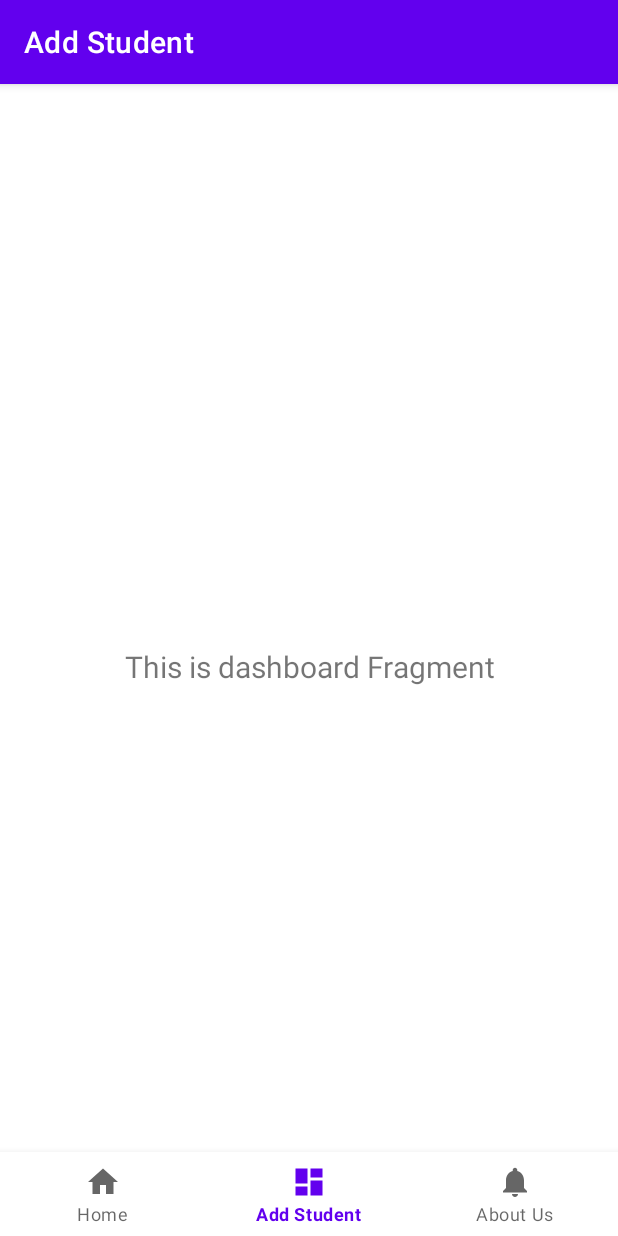
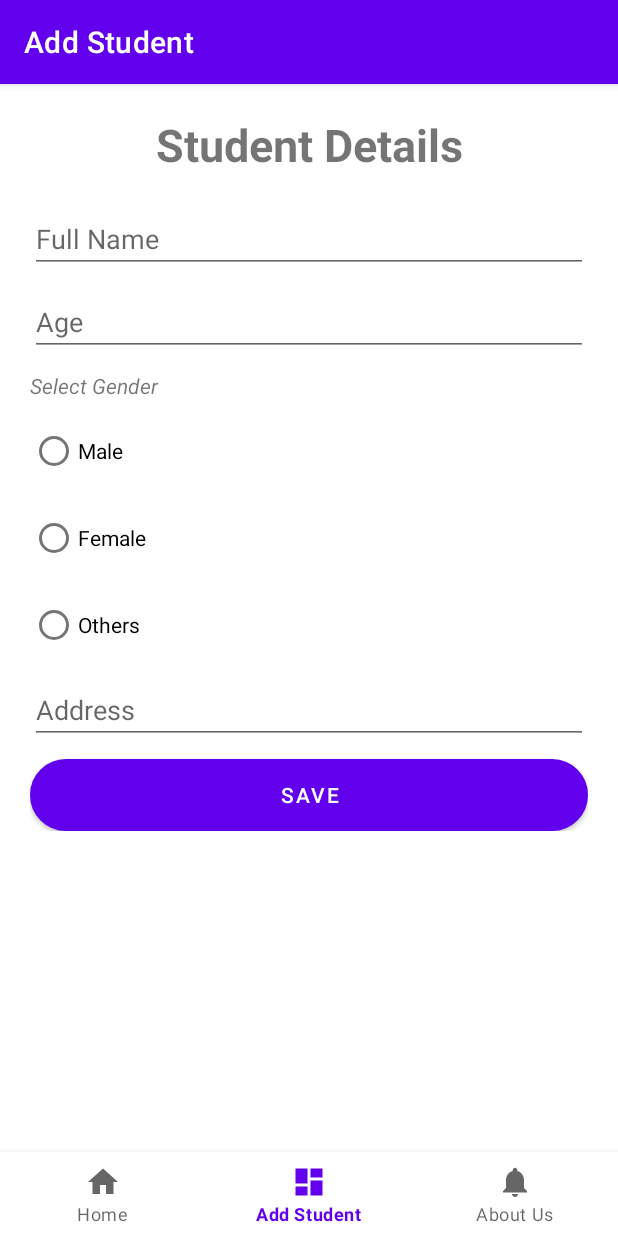
Before and after one commit to pSaurav10/SoftUserWeek6, an Android app: the DashboardFragment screen opened through its navigation route, on a phone screen of 412 x 824 dp. Run offline under Robolectric (Android 15) with nearby library versions, the phone set to English and light mode, and no system bars; our stand-ins replace navigation-ui.

```diff
--- a/app/src/main/java/com/example/softuserassignment/adapter/UserAdapter.kt
+++ b/app/src/main/java/com/example/softuserassignment/adapter/UserAdapter.kt
@@ -4,6 +4,7 @@ import android.content.Context
 import android.view.LayoutInflater
 import android.view.View
 import android.view.ViewGroup
+import android.widget.ImageButton
 import android.widget.ImageView
 import android.widget.TextView
 import android.widget.Toast
@@ -21,7 +22,7 @@ class UserAdapter(val User: ArrayList<User>,
         val tvAge: TextView
         val tvAddress: TextView
         val tvGender: TextView
-        val imgDelete: ImageView
+        val imgDelete: ImageButton
         init {
             imgProfile = view.findViewById(R.id.imgProfile)
             tvName = view.findViewById(R.id.tvName)
--- a/app/src/main/java/com/example/softuserassignment/ui/dashboard/DashboardFragment.kt
+++ b/app/src/main/java/com/example/softuserassignment/ui/dashboard/DashboardFragment.kt
@@ -1,31 +1,94 @@
 package com.example.softuserassignment.ui.dashboard
 
+import android.content.Context
 import android.os.Bundle
+import android.text.TextUtils
 import android.view.LayoutInflater
 import android.view.View
 import android.view.ViewGroup
+import android.widget.*
 import android.widget.TextView
 import androidx.fragment.app.Fragment
 import androidx.lifecycle.Observer
 import androidx.lifecycle.ViewModelProvider
+import com.example.softuserassignment.MainActivity
 import com.example.softuserassignment.R
+import com.example.softuserassignment.model.User
 
 class DashboardFragment : Fragment() {
 
-    private lateinit var dashboardViewModel: DashboardViewModel
+    private lateinit var etName: EditText
+    private lateinit var etAge: EditText
+    private lateinit var etAddress: EditText
+    private lateinit var rbMale: RadioButton
+    private lateinit var rbFemale: RadioButton
+    private lateinit var rbOthers: RadioButton
+    private lateinit var btnSave: Button
+    private var gender = ""
 
     override fun onCreateView(
             inflater: LayoutInflater,
             container: ViewGroup?,
             savedInstanceState: Bundle?
     ): View? {
-        dashboardViewModel =
-                ViewModelProvider(this).get(DashboardViewModel::class.java)
-        val root = inflater.inflate(R.layout.fragment_dashboard, container, false)
-        val textView: TextView = root.findViewById(R.id.text_dashboard)
-        dashboardViewModel.text.observe(viewLifecycleOwner, Observer {
-            textView.text = it
-        })
-        return root
+        val view = layoutInflater.inflate(R.layout.fragment_dashboard, container, false)
+        etName = view?.findViewById(R.id.etName) as EditText
+        etAge = view?.findViewById(R.id.etAge) as EditText
+        etAddress = view?.findViewById(R.id.etAddress) as EditText
+        rbMale = view?.findViewById(R.id.rbMale) as RadioButton
+        rbFemale = view?.findViewById(R.id.rbFemale) as RadioButton
+        rbOthers = view?.findViewById(R.id.rbOthers) as RadioButton
+        btnSave = view?.findViewById(R.id.btnSave) as Button
+        btnSave.setOnClickListener{
+            if(validate()) {
+                var name: String
+                var age: Int
+                var address: String
+
+                name = etName.text.toString()
+                age = etAge.text.toString().toInt()
+                address = etAddress.text.toString()
+                if (rbMale.isChecked){
+                    gender = "Male"
+                }else if (rbFemale.isChecked){
+                    gender = "Female"
+                }else if (rbOthers.isChecked){
+                    gender = "Others"
+                }
+                MainActivity.UserList.add(User(name, age, gender, address))
+                Toast.makeText(this@DashboardFragment.activity as Context?, "Student Added", Toast.LENGTH_SHORT).show()
+                clearText()
+                return@setOnClickListener
+            }
+        }
+        return view
+    }
+    fun validate(): Boolean {
+        var flag = true
+        if (TextUtils.isEmpty(etName.text)) {
+            etName.error = "Please enter Name"
+            etName.requestFocus()
+            return false
+        }
+        if (TextUtils.isEmpty(etAge.text)) {
+            etAge.error = "Please enter Age"
+            etAge.requestFocus()
+            return false
+        }
+        if (TextUtils.isEmpty(etAddress.text)) {
+            etAddress.error = "Please enter Address"
+            etAddress.requestFocus()
+            return false
+        }
+
+        return flag
+    }
+    fun clearText(){
+        etName!!.text.clear()
+        etAddress!!.text.clear()
+        etAge!!.text.clear()
+        rbMale!!.isChecked = false
+        rbFemale!!.isChecked = false
+        rbOthers!!.isChecked = false
     }
 }
--- /dev/null
+++ b/app/src/main/res/drawable/ic_delete1.xml
@@ -0,0 +1,5 @@
+<vector android:height="52dp" android:tint="?attr/colorControlNormal"
+    android:viewportHeight="24" android:viewportWidth="24"
+    android:width="52dp" xmlns:android="http://schemas.android.com/apk/res/android">
+    <path android:fillColor="@android:color/white" android:pathData="M6,19c0,1.1 0.9,2 2,2h8c1.1,0 2,-0.9 2,-2V7H6v12zM19,4h-3.5l-1,-1h-5l-1,1H5v2h14V4z"/>
+</vector>
--- a/app/src/main/res/layout/fragment_dashboard.xml
+++ b/app/src/main/res/layout/fragment_dashboard.xml
@@ -1,22 +1,77 @@
 <?xml version="1.0" encoding="utf-8"?>
-<androidx.constraintlayout.widget.ConstraintLayout xmlns:android="http://schemas.android.com/apk/res/android"
+<ScrollView
+    xmlns:android="http://schemas.android.com/apk/res/android"
     xmlns:app="http://schemas.android.com/apk/res-auto"
     xmlns:tools="http://schemas.android.com/tools"
     android:layout_width="match_parent"
     android:layout_height="match_parent"
     tools:context=".ui.dashboard.DashboardFragment">
 
-    <TextView
-        android:id="@+id/text_dashboard"
-        android:layout_width="match_parent"
-        android:layout_height="wrap_content"
-        android:layout_marginStart="8dp"
-        android:layout_marginTop="8dp"
-        android:layout_marginEnd="8dp"
-        android:textAlignment="center"
-        android:textSize="20sp"
-        app:layout_constraintBottom_toBottomOf="parent"
-        app:layout_constraintEnd_toEndOf="parent"
-        app:layout_constraintStart_toStartOf="parent"
-        app:layout_constraintTop_toTopOf="parent" />
-</androidx.constraintlayout.widget.ConstraintLayout>
+   <LinearLayout
+       android:layout_width="match_parent"
+       android:layout_height="match_parent"
+       android:padding="20dp"
+       android:orientation="vertical">
+       <TextView
+           android:layout_width="match_parent"
+           android:layout_height="wrap_content"
+           android:text="Student Details"
+           android:textSize="30sp"
+           android:textStyle="bold"
+           android:gravity="center"/>
+       <EditText
+           android:layout_width="match_parent"
+           android:layout_height="wrap_content"
+           android:hint="Full Name"
+           android:layout_marginTop="20dp"
+           android:id="@+id/etName"/>
+       <EditText
+           android:layout_width="match_parent"
+           android:layout_height="wrap_content"
+           android:hint="Age"
+           android:layout_marginTop="10dp"
+           android:id="@+id/etAge"/>
+       <TextView
+           android:layout_width="match_parent"
+           android:layout_height="wrap_content"
+           android:text="Select Gender"
+           android:textStyle="italic"
+           android:layout_marginTop="10dp"/>
+       <RadioGroup
+           android:layout_width="match_parent"
+           android:layout_height="wrap_content">
+           <RadioButton
+               android:layout_width="match_parent"
+               android:layout_height="wrap_content"
+               android:id="@+id/rbMale"
+               android:text="Male"
+               android:layout_marginTop="10dp"/>
+           <RadioButton
+               android:layout_width="match_parent"
+               android:layout_height="wrap_content"
+               android:id="@+id/rbFemale"
+               android:text="Female"
+               android:layout_marginTop="10dp"/>
+           <RadioButton
+               android:layout_width="match_parent"
+               android:layout_height="wrap_content"
+               android:id="@+id/rbOthers"
+               android:text="Others"
+               android:layout_marginTop="10dp"/>
+       </RadioGroup>
+       <EditText
+           android:layout_width="match_parent"
+           android:layout_height="wrap_content"
+           android:hint="Address"
+           android:id="@+id/etAddress"
+           android:layout_marginTop="10dp"/>
+       <Button
+           android:layout_width="match_parent"
+           android:layout_height="wrap_content"
+           android:background="@drawable/roundbtn"
+           android:layout_marginTop="10dp"
+           android:text="Save"
+           android:id="@+id/btnSave"/>
+
+   </LinearLayout>
+</ScrollView>
```
Also changed, not shown: app/src/main/res/layout/user_layout.xml (+34 -34 lines).
